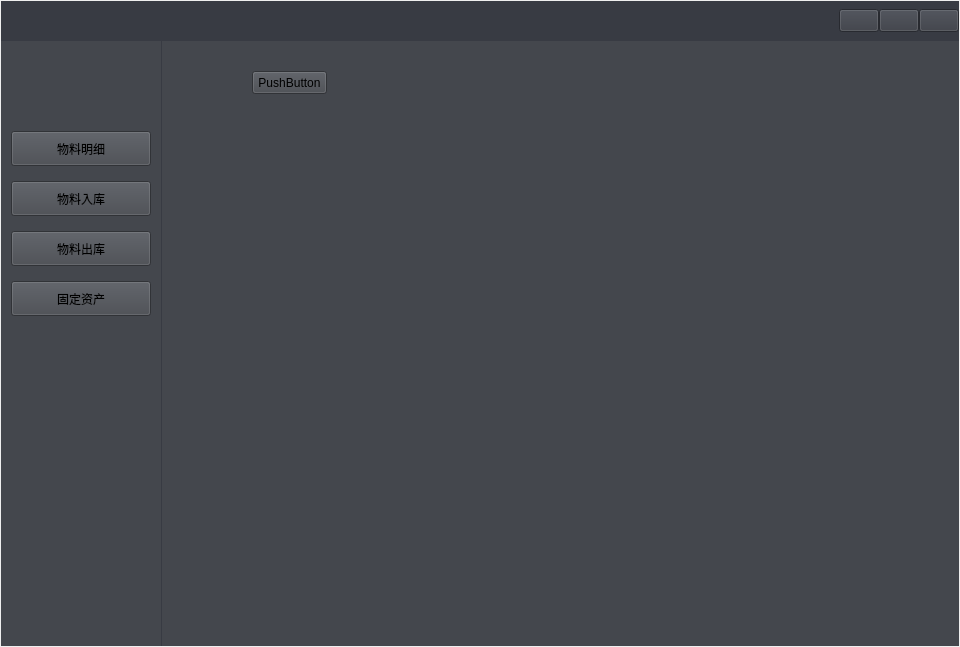
Qt form ChuangfengDesktop/MaterialQWidget.ui (asdlei99/chuangfengdesktop) before a commit.
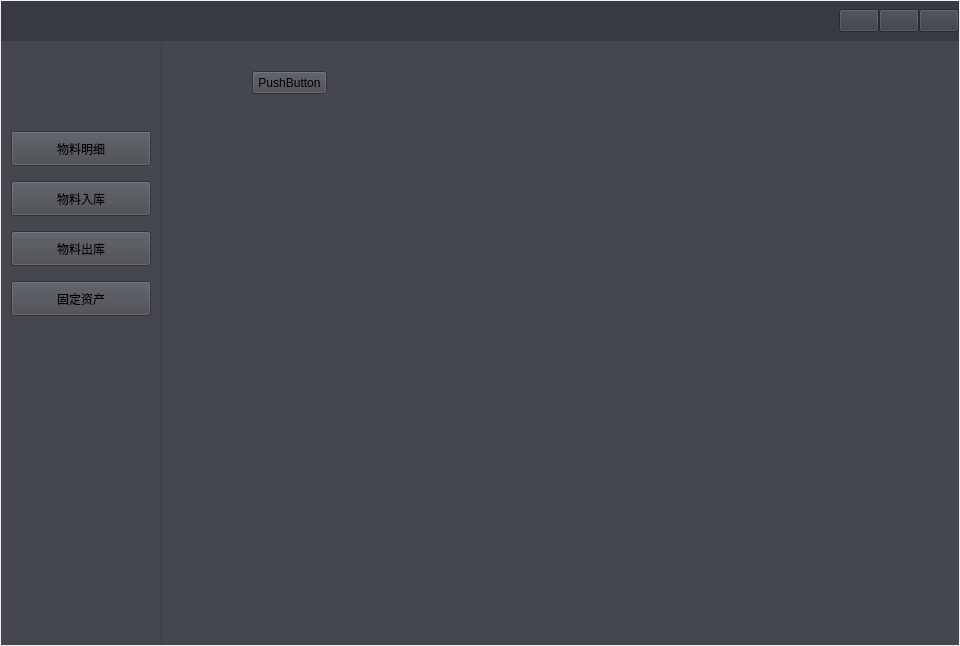
The same form after that commit. Custom widgets are drawn as their Qt base class.

The edit to the form file:
```diff
--- a/ChuangfengDesktop/MaterialQWidget.ui
+++ b/ChuangfengDesktop/MaterialQWidget.ui
@@ -7,7 +7,7 @@
     <x>0</x>
     <y>0</y>
     <width>960</width>
-    <height>647</height>
+    <height>646</height>
    </rect>
   </property>
   <property name="windowTitle">
```
